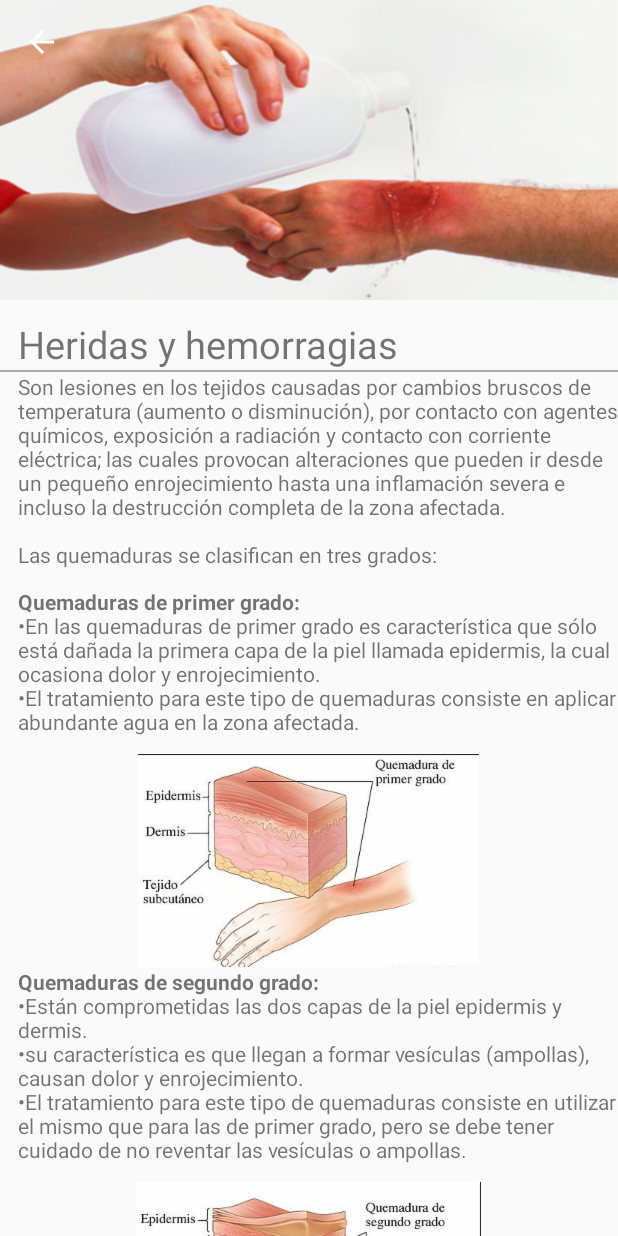
After one commit to egoo16/CruzRojaGt, an Android app: the Lesson5Activity screen opened directly, with no data from a screen before it, on a phone screen of 412 x 824 dp. The commit adds this screen. Run offline under Robolectric (Android 15) with nearby library versions, the phone set to English and light mode, and no system bars.

Commit message:
Lesson 5 --Terminada

```diff
--- a/app/src/main/AndroidManifest.xml
+++ b/app/src/main/AndroidManifest.xml
@@ -6,7 +6,7 @@
         android:allowBackup="true"
         android:icon="@mipmap/ic_launcher"
         android:label="@string/app_name"
-        android:roundIcon="@mipmap/ic_launcher_round"
+        android:roundIcon="@mipmap/ic_launcher"
         android:supportsRtl="true"
         android:theme="@style/AppTheme">
         <activity android:name=".view.MainActivity">
@@ -56,6 +56,13 @@
                 android:name="android.support.PARENT_ACTIVITY"
                 android:value=".view.ContainerActivity" />
         </activity>
+        <activity
+            android:name=".view.Lesson5Activity"
+            android:parentActivityName=".view.ContainerActivity">
+            <meta-data
+                android:name="android.support.PARENT_ACTIVITY"
+                android:value=".view.ContainerActivity" />
+        </activity>
     </application>
 
 </manifest>
--- /dev/null
+++ b/app/src/main/java/com/lotus/cruzroja/view/Lesson5Activity.java
@@ -0,0 +1,35 @@
+package com.lotus.cruzroja.view;
+
+import android.os.Build;
+import android.support.design.widget.CollapsingToolbarLayout;
+import android.support.v7.app.AppCompatActivity;
+import android.os.Bundle;
+import android.support.v7.widget.Toolbar;
+import android.transition.Fade;
+
+import com.lotus.cruzroja.R;
+
+public class Lesson5Activity extends AppCompatActivity {
+
+    @Override
+    protected void onCreate(Bundle savedInstanceState) {
+        super.onCreate(savedInstanceState);
+        setContentView(R.layout.activity_lesson5);
+        showToolbar("",true);
+
+        if(Build.VERSION.SDK_INT >= Build.VERSION_CODES.LOLLIPOP)
+        {
+            getWindow().setEnterTransition(new Fade());
+        }
+    }
+
+    public void showToolbar(String title, boolean upButton)
+    {
+        Toolbar toolbar = (Toolbar) findViewById(R.id.toolbar);
+        setSupportActionBar(toolbar);
+        getSupportActionBar().setTitle(title);
+        getSupportActionBar().setDisplayHomeAsUpEnabled(upButton);
+
+        CollapsingToolbarLayout collapsingToolbarLayout= (CollapsingToolbarLayout) findViewById(R.id.collapsingToolbar);
+    }
+}
--- a/app/src/main/java/com/lotus/cruzroja/view/adapter/PictureAdapterRecyclerView.java
+++ b/app/src/main/java/com/lotus/cruzroja/view/adapter/PictureAdapterRecyclerView.java
@@ -17,6 +17,7 @@ import com.lotus.cruzroja.view.Lesson1Activity;
 import com.lotus.cruzroja.view.Lesson2Activity;
 import com.lotus.cruzroja.view.Lesson3Activity;
 import com.lotus.cruzroja.view.Lesson4Activity;
+import com.lotus.cruzroja.view.Lesson5Activity;
 import com.lotus.cruzroja.view.model.Picture;
 
 import java.util.ArrayList;
@@ -73,11 +74,11 @@ public class PictureAdapterRecyclerView extends RecyclerView.Adapter<PictureAdap
                         intent = new Intent(activity, Lesson4Activity.class);
                         LanzarAPP(intent,v);
                         break;
-                   /* case 4:
-                        intent = new Intent(activity, Lesson2Activity.class);
+                    case 4:
+                        intent = new Intent(activity, Lesson5Activity.class);
                         LanzarAPP(intent,v);
                         break;
-                    case 5:
+                   /* case 5:
                         break;
                     case 6:
                         break;
--- /dev/null
+++ b/app/src/main/res/layout/activity_lesson5.xml
@@ -0,0 +1,125 @@
+<?xml version="1.0" encoding="utf-8"?>
+<android.support.design.widget.CoordinatorLayout xmlns:android="http://schemas.android.com/apk/res/android"
+    xmlns:app="http://schemas.android.com/apk/res-auto"
+    xmlns:tools="http://schemas.android.com/tools"
+    android:layout_width="match_parent"
+    android:layout_height="match_parent"
+    tools:context="com.lotus.cruzroja.view.Lesson4Activity">
+
+    <android.support.design.widget.AppBarLayout
+        android:id="@+id/appBar"
+        android:layout_width="match_parent"
+        android:layout_height="@dimen/appbarlayout_height"
+        android:theme="@style/ThemeOverlay.AppCompat.Dark.ActionBar">
+
+        <android.support.design.widget.CollapsingToolbarLayout
+            android:id="@+id/collapsingToolbar"
+            android:layout_width="match_parent"
+            android:layout_height="match_parent"
+            app:layout_scrollFlags="scroll|exitUntilCollapsed"
+            app:contentScrim="@color/colorPrimary">
+
+            <ImageView
+                android:id="@+id/imageHeader"
+                android:layout_width="match_parent"
+                android:layout_height="match_parent"
+                android:scaleType="centerCrop"
+                android:background="@drawable/lesson5picture"
+                app:layout_collapseMode="parallax"
+                android:transitionName="@string/transicionName_picture"/>
+
+            <android.support.v7.widget.Toolbar
+                android:id="@+id/toolbar"
+                android:layout_width="match_parent"
+                android:layout_height="?attr/actionBarSize"
+                app:popupTheme="@style/Theme.AppCompat.Light"
+                app:layout_collapseMode="pin"/>
+        </android.support.design.widget.CollapsingToolbarLayout>
+
+    </android.support.design.widget.AppBarLayout>
+
+    <android.support.v4.widget.NestedScrollView
+        android:layout_width="match_parent"
+        android:layout_height="match_parent"
+        app:layout_behavior="@string/appbar_scrolling_view_behavior">
+
+        <LinearLayout
+            android:layout_width="match_parent"
+            android:layout_height="match_parent"
+            android:orientation="vertical"
+            android:paddingTop="@dimen/vertical_activity_padding">
+
+            <TextView
+                android:id="@+id/userNameDetail"
+                android:layout_width="wrap_content"
+                android:layout_height="wrap_content"
+                android:textSize="@dimen/textSize_TitleDetail"
+                android:text="@string/Lesson4"
+                android:paddingLeft="@dimen/horizontal_activity_padding"
+                android:paddingRight="@dimen/vertical_activity_padding"/>
+            <View
+                android:layout_width="wrap_content"
+                android:layout_height="@dimen/height_divider"
+                android:background="@android:color/darker_gray"/>
+
+            <TextView
+                android:layout_width="wrap_content"
+                android:layout_height="wrap_content"
+                android:text="@string/Quemaduras"
+                android:paddingBottom="@dimen/horizontal_activity_padding"
+                android:paddingLeft="@dimen/horizontal_activity_padding"/>
+            <TextView
+                android:layout_width="wrap_content"
+                android:layout_height="wrap_content"
+                android:text="@string/QemaduraPrimerGrado"
+                android:paddingBottom="@dimen/horizontal_activity_padding"
+                android:paddingLeft="@dimen/horizontal_activity_padding"/>
+            <LinearLayout
+                android:layout_width="wrap_content"
+                android:layout_height="wrap_content"
+                android:orientation="vertical"
+                android:layout_gravity="center_horizontal">
+                <ImageView
+                    android:layout_width="wrap_content"
+                    android:layout_height="wrap_content"
+                    android:background="@drawable/quemadura1"/>
+            </LinearLayout>
+            <TextView
+                android:layout_width="wrap_content"
+                android:layout_height="wrap_content"
+                android:text="@string/QemaduraSegundoGrado"
+                android:paddingBottom="@dimen/horizontal_activity_padding"
+                android:paddingLeft="@dimen/horizontal_activity_padding"/>
+            <LinearLayout
+                android:layout_width="wrap_content"
+                android:layout_height="wrap_content"
+                android:orientation="vertical"
+                android:layout_gravity="center_horizontal">
+                <ImageView
+                    android:layout_width="wrap_content"
+                    android:layout_height="wrap_content"
+                    android:background="@drawable/quemadura2"/>
+            </LinearLayout>
+            <TextView
+                android:layout_width="wrap_content"
+                android:layout_height="wrap_content"
+                android:text="@string/QemaduraTercerGrado"
+                android:paddingBottom="@dimen/horizontal_activity_padding"
+                android:paddingLeft="@dimen/horizontal_activity_padding"/>
+            <LinearLayout
+                android:layout_width="wrap_content"
+                android:layout_height="wrap_content"
+                android:orientation="vertical"
+                android:layout_gravity="center_horizontal"
+                android:paddingBottom="@dimen/horizontal_activity_padding">
+                <ImageView
+                    android:layout_width="wrap_content"
+                    android:layout_height="wrap_content"
+                    android:background="@drawable/quemadura3"/>
+            </LinearLayout>
+
+        </LinearLayout>
+
+    </android.support.v4.widget.NestedScrollView>
+
+</android.support.design.widget.CoordinatorLayout>
--- a/app/src/main/res/values/strings.xml
+++ b/app/src/main/res/values/strings.xml
@@ -136,4 +136,11 @@
     <string name="MetodoControlHemorragias">Para este procedimiento aprenderemos el método P.E.P. \n<b>1. P</b>resión Directa \n<b>2- E</b>levación de extremidad (sin fracturas) \n<b>3- P</b>unto de presión \n\n\n</string>
 
 
+
+    <string name="Quemaduras">Son lesiones en los tejidos causadas por cambios bruscos de temperatura (aumento o disminución), por contacto con agentes químicos, exposición a radiación y contacto con corriente eléctrica; las cuales provocan alteraciones que pueden ir desde un pequeño enrojecimiento hasta una inflamación severa e incluso la destrucción completa de la zona afectada. \n\nLas quemaduras se clasifican en tres grados:</string>
+    <string name="QemaduraPrimerGrado"><b>Quemaduras de primer grado: </b>\n•En las quemaduras de primer grado es característica que sólo está dañada la primera capa de la piel llamada epidermis, la cual ocasiona dolor y enrojecimiento. \n•El tratamiento para este tipo de quemaduras consiste en aplicar abundante agua en la zona afectada.</string>
+    <string name="QemaduraSegundoGrado"><b>Quemaduras de segundo grado: </b>\n•Están comprometidas las dos capas de la piel epidermis y dermis. \n•su característica es que llegan a formar vesículas (ampollas), causan dolor y enrojecimiento. \n•El tratamiento para este tipo de quemaduras consiste en utilizar el mismo que para las de primer grado, pero se debe tener cuidado de no reventar las vesículas o ampollas.</string>
+    <string name="QemaduraTercerGrado"><b>Quemaduras de tercer grado: </b>\n•Es el tipo de quemadura más grave, la cual causa daños en todas las capas de la piel. \n•La parte afectada luce carbonizada. \n\nEste tipo de lesiones necesitan atención médica inmediata para su tratamiento.\n</string>
+
+
 </resources>
```
Also changed, not shown: app/src/main/res/drawable-hdpi/quemadura1.png (added), app/src/main/res/drawable-hdpi/quemadura2.png (added), app/src/main/res/drawable-hdpi/quemadura3.png (added), app/src/main/res/drawable-mdpi/quemadura1.png (added), app/src/main/res/drawable-mdpi/quemadura2.png (added), app/src/main/res/drawable-mdpi/quemadura3.png (added), app/src/main/res/drawable-xhdpi/quemadura1.png (added), app/src/main/res/drawable-xhdpi/quemadura2.png (added), app/src/main/res/drawable-xhdpi/quemadura3.png (added), app/src/main/res/drawable-xxhdpi/quemadura1.png (added), app/src/main/res/drawable-xxhdpi/quemadura2.png (added), app/src/main/res/drawable-xxhdpi/quemadura3.png (added), app/src/main/res/drawable-xxxhdpi/quemadura1.png (added), app/src/main/res/drawable-xxxhdpi/quemadura2.png (added), 1 more files, 139 other files.
